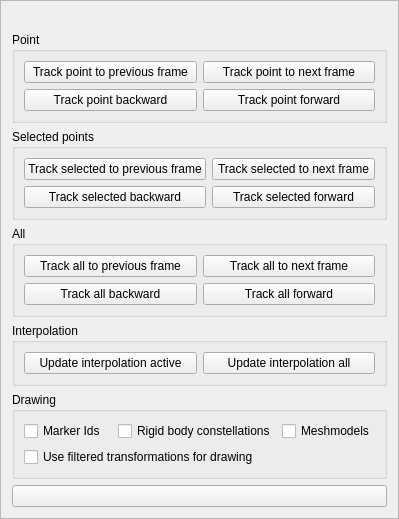
XROMMPackages/xmalab, file src/ui/ui-files/WizardDigitizationFrame.ui: the form before one commit.
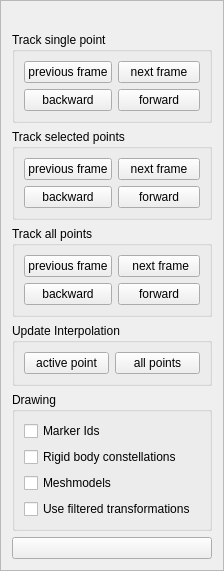
The form after the commit.

Commit message: fixes #90 : Reduced size of Toolbox for tracking

What changed in the file:
```diff
--- a/src/ui/ui-files/WizardDigitizationFrame.ui
+++ b/src/ui/ui-files/WizardDigitizationFrame.ui
@@ -6,8 +6,8 @@
    <rect>
     <x>0</x>
     <y>0</y>
-    <width>369</width>
-    <height>476</height>
+    <width>201</width>
+    <height>522</height>
    </rect>
   </property>
   <property name="windowTitle">
@@ -23,13 +23,13 @@
    <item row="3" column="0" colspan="2">
     <widget class="QGroupBox" name="groupBox_RB">
      <property name="title">
-      <string>Selected points</string>
+      <string>Track selected points</string>
      </property>
      <layout class="QGridLayout" name="gridLayout_3">
       <item row="1" column="0">
        <widget class="QPushButton" name="pushButton_RBBack">
         <property name="text">
-         <string>Track selected backward</string>
+         <string>backward</string>
         </property>
         <property name="checkable">
          <bool>true</bool>
@@ -42,14 +42,14 @@
       <item row="0" column="0">
        <widget class="QPushButton" name="pushButton_RBPrev">
         <property name="text">
-         <string>Track selected to previous frame</string>
+         <string>previous frame</string>
         </property>
        </widget>
       </item>
       <item row="1" column="1">
        <widget class="QPushButton" name="pushButton_RBForw">
         <property name="text">
-         <string>Track selected forward</string>
+         <string>forward</string>
         </property>
         <property name="checkable">
          <bool>true</bool>
@@ -62,7 +62,7 @@
       <item row="0" column="1">
        <widget class="QPushButton" name="pushButton_RBNext">
         <property name="text">
-         <string>Track selected to next frame</string>
+         <string>next frame</string>
         </property>
        </widget>
       </item>
@@ -72,40 +72,40 @@
    <item row="2" column="0" colspan="2">
     <widget class="QGroupBox" name="groupBox_Point">
      <property name="title">
-      <string>Point</string>
+      <string>Track single point</string>
      </property>
      <layout class="QGridLayout" name="gridLayout_2">
       <item row="0" column="1">
        <widget class="QPushButton" name="pushButton_PointNext">
         <property name="text">
-         <string>Track point to next frame</string>
+         <string>next frame</string>
         </property>
        </widget>
       </item>
       <item row="0" column="0">
        <widget class="QPushButton" name="pushButton_PointPrev">
         <property name="text">
-         <string>Track point to previous frame</string>
-        </property>
-       </widget>
-      </item>
-      <item row="1" column="0">
-       <widget class="QPushButton" name="pushButton_PointBack">
-        <property name="text">
-         <string>Track point backward</string>
-        </property>
-        <property name="checkable">
-         <bool>true</bool>
-        </property>
-        <property name="autoExclusive">
-         <bool>false</bool>
+         <string>previous frame</string>
         </property>
        </widget>
       </item>
       <item row="1" column="1">
        <widget class="QPushButton" name="pushButton_PointForw">
         <property name="text">
-         <string>Track point forward</string>
+         <string>forward</string>
+        </property>
+        <property name="checkable">
+         <bool>true</bool>
+        </property>
+        <property name="autoExclusive">
+         <bool>false</bool>
+        </property>
+       </widget>
+      </item>
+      <item row="1" column="0">
+       <widget class="QPushButton" name="pushButton_PointBack">
+        <property name="text">
+         <string>backward</string>
         </property>
         <property name="checkable">
          <bool>true</bool>
@@ -121,27 +121,27 @@
    <item row="4" column="0" colspan="2">
     <widget class="QGroupBox" name="groupBox_All">
      <property name="title">
-      <string>All</string>
+      <string>Track all points</string>
      </property>
      <layout class="QGridLayout" name="gridLayout_4">
       <item row="0" column="1">
        <widget class="QPushButton" name="pushButton_AllNext">
         <property name="text">
-         <string>Track all to next frame</string>
+         <string> next frame</string>
         </property>
        </widget>
       </item>
       <item row="0" column="0">
        <widget class="QPushButton" name="pushButton_AllPrev">
         <property name="text">
-         <string>Track all to previous frame</string>
+         <string>previous frame</string>
         </property>
        </widget>
       </item>
       <item row="1" column="0">
        <widget class="QPushButton" name="pushButton_AllBack">
         <property name="text">
-         <string>Track all backward</string>
+         <string>backward</string>
         </property>
         <property name="checkable">
          <bool>true</bool>
@@ -154,7 +154,7 @@
       <item row="1" column="1">
        <widget class="QPushButton" name="pushButton_AllForw">
         <property name="text">
-         <string>Track all forward</string>
+         <string>forward</string>
         </property>
         <property name="checkable">
          <bool>true</bool>
@@ -174,20 +174,20 @@
    <item row="5" column="0" colspan="2">
     <widget class="QGroupBox" name="groupBox_Interpolation">
      <property name="title">
-      <string>Interpolation</string>
+      <string>Update Interpolation</string>
      </property>
      <layout class="QGridLayout" name="gridLayout_6">
       <item row="0" column="0">
        <widget class="QPushButton" name="pushButton_InterpolateActive">
         <property name="text">
-         <string>Update interpolation active</string>
+         <string>active point</string>
         </property>
        </widget>
       </item>
       <item row="0" column="1">
        <widget class="QPushButton" name="pushButton_InterpolateAll">
         <property name="text">
-         <string>Update interpolation all</string>
+         <string>all points</string>
         </property>
        </widget>
       </item>
@@ -220,13 +220,6 @@
       <string>Drawing</string>
      </property>
      <layout class="QGridLayout" name="gridLayout_7">
-      <item row="0" column="3">
-       <widget class="QCheckBox" name="checkBoxRigidBodyMeshmodels">
-        <property name="text">
-         <string>Meshmodels</string>
-        </property>
-       </widget>
-      </item>
       <item row="0" column="0">
        <widget class="QCheckBox" name="checkBoxMarkerIds">
         <property name="text">
@@ -234,20 +227,33 @@
         </property>
        </widget>
       </item>
-      <item row="0" column="2">
+      <item row="3" column="0" colspan="4">
+       <widget class="QCheckBox" name="checkBox_DrawFiltered">
+        <property name="text">
+         <string>Use filtered transformations</string>
+        </property>
+       </widget>
+      </item>
+      <item row="2" column="0">
+       <widget class="QCheckBox" name="checkBoxRigidBodyMeshmodels">
+        <property name="maximumSize">
+         <size>
+          <width>16777215</width>
+          <height>16777215</height>
+         </size>
+        </property>
+        <property name="text">
+         <string>Meshmodels</string>
+        </property>
+       </widget>
+      </item>
+      <item row="1" column="0">
        <widget class="QCheckBox" name="checkBoxRigidBodyConstellation">
         <property name="text">
          <string>Rigid body constellations</string>
         </property>
        </widget>
       </item>
-      <item row="1" column="0" colspan="4">
-       <widget class="QCheckBox" name="checkBox_DrawFiltered">
-        <property name="text">
-         <string>Use filtered transformations for drawing</string>
-        </property>
-       </widget>
-      </item>
      </layout>
     </widget>
    </item>
```
